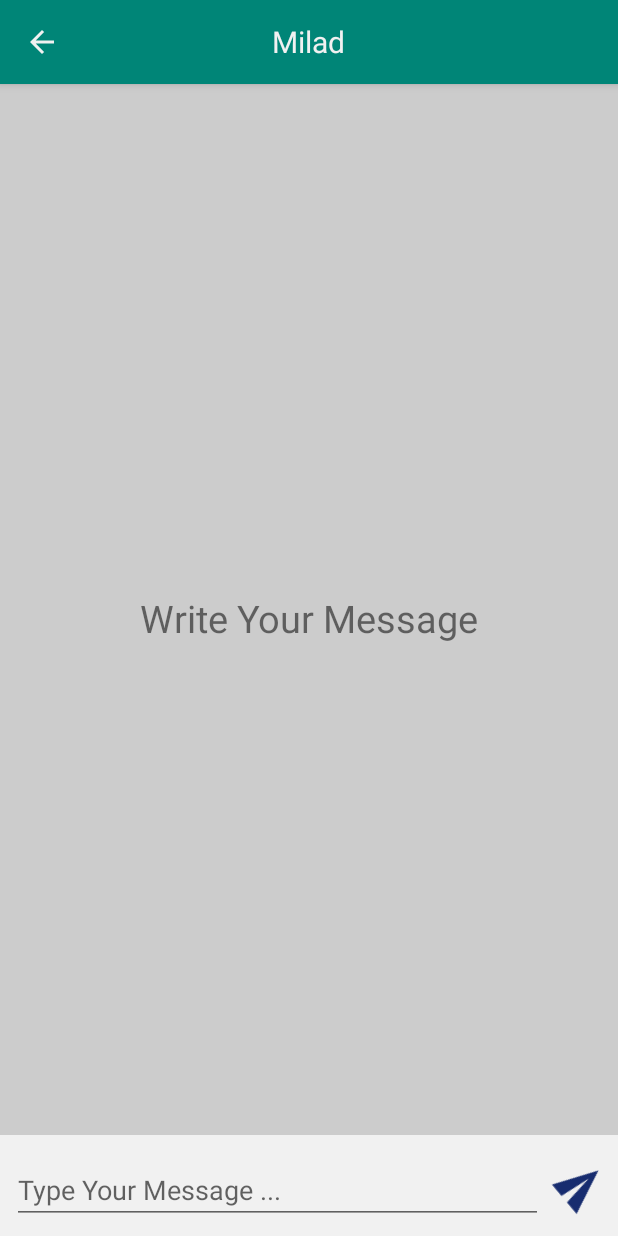
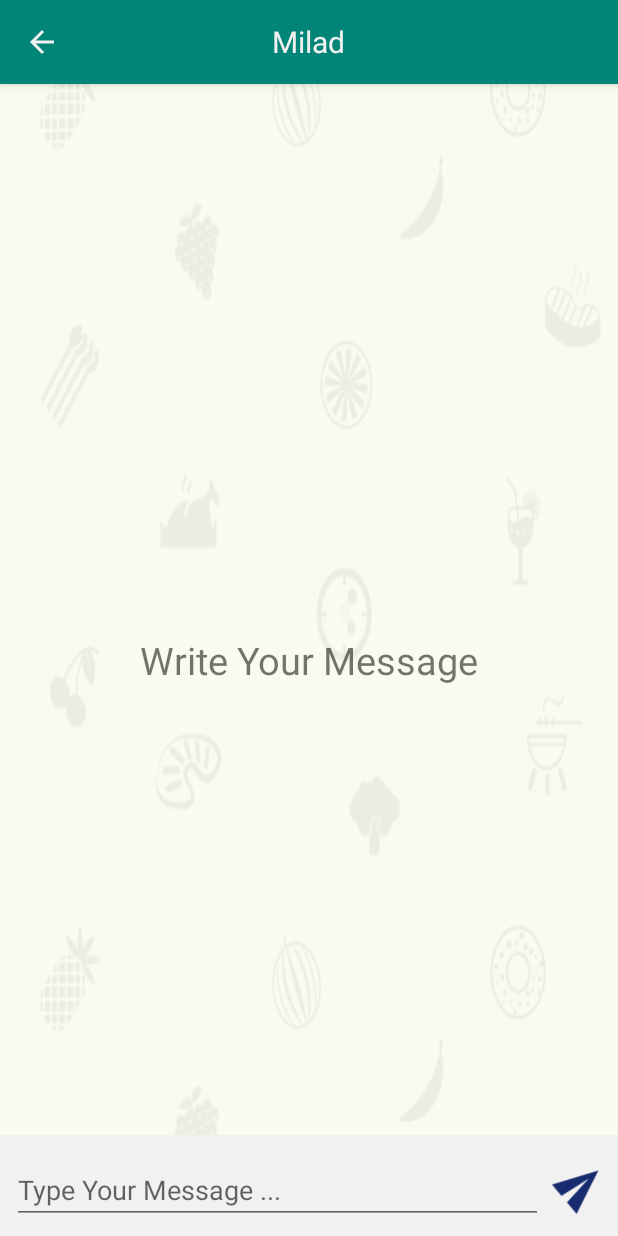
Before and after one commit to miladrajabi/Season5, an Android app: the screen it shows after launch (FragmentActivity), on a phone screen of 412 x 824 dp. Run offline under Robolectric (Android 15) with nearby library versions, the phone set to English and light mode, and no system bars.

Commit message:
Fragment Row 2

```diff
--- /dev/null
+++ b/app/src/main/java/com/example/season5/adapter/ChatPageAdapter.java
@@ -0,0 +1,55 @@
+package com.example.season5.adapter;
+
+import android.support.annotation.NonNull;
+import android.support.v7.widget.RecyclerView;
+import android.view.LayoutInflater;
+import android.view.View;
+import android.view.ViewGroup;
+import android.widget.TextView;
+
+import com.example.season5.R;
+import com.example.season5.app.Application;
+import com.example.season5.objects.ChatPageObject;
+
+import java.util.List;
+
+public class ChatPageAdapter extends RecyclerView.Adapter<ChatPageAdapter.chatPageViewHolder> {
+    List<ChatPageObject> objects;
+
+    public ChatPageAdapter() {
+    }
+
+    public ChatPageAdapter(List<ChatPageObject> objects) {
+        this.objects = objects;
+    }
+
+    @NonNull
+    @Override
+    public chatPageViewHolder onCreateViewHolder(@NonNull ViewGroup viewGroup, int i) {
+        View view = LayoutInflater.from(Application.getContext()).inflate(R.layout.layout_chat_row_me, viewGroup, false);
+
+        return new chatPageViewHolder(view);
+    }
+
+    @Override
+    public void onBindViewHolder(@NonNull chatPageViewHolder chatPageViewHolder, int i) {
+        chatPageViewHolder.txtMsgMe.setText(objects.get(i).getMsg());
+    }
+
+    @Override
+    public int getItemCount() {
+        return objects.size();
+    }
+
+
+    public class chatPageViewHolder extends RecyclerView.ViewHolder {
+
+        TextView txtMsgMe;
+
+        public chatPageViewHolder(@NonNull View itemView) {
+            super(itemView);
+            txtMsgMe = itemView.findViewById(R.id.txtMsgMe);
+
+        }
+    }
+}
--- a/app/src/main/java/com/example/season5/frament/CustomFragment.java
+++ b/app/src/main/java/com/example/season5/frament/CustomFragment.java
@@ -4,20 +4,88 @@ import android.os.Bundle;
 import android.support.annotation.NonNull;
 import android.support.annotation.Nullable;
 import android.support.v4.app.Fragment;
+import android.support.v7.widget.AppCompatEditText;
+import android.support.v7.widget.AppCompatImageView;
+import android.support.v7.widget.AppCompatTextView;
+import android.support.v7.widget.LinearLayoutManager;
+import android.support.v7.widget.RecyclerView;
+import android.text.TextUtils;
 import android.view.LayoutInflater;
 import android.view.View;
 import android.view.ViewGroup;
+import android.view.animation.AnimationUtils;
+import android.view.animation.LayoutAnimationController;
+import android.widget.TextView;
 
 import com.example.season5.R;
+import com.example.season5.adapter.ChatPageAdapter;
+import com.example.season5.objects.ChatPageObject;
 
-public class CustomFragment extends Fragment {
+import java.util.ArrayList;
+import java.util.List;
 
+public class CustomFragment extends Fragment implements View.OnClickListener {
+    AppCompatTextView txtFNoMsg;
+    AppCompatEditText chatEditTxt;
+    TextView chtTitle;
+    AppCompatImageView btnChtBack, imgChtSend;
+    RecyclerView rclCht;
+    ChatPageAdapter adapter;
+    List<ChatPageObject> list = new ArrayList<>();
 
     @Nullable
     @Override
     public View onCreateView(@NonNull LayoutInflater inflater, @Nullable ViewGroup container, @Nullable Bundle savedInstanceState) {
 
         View view = inflater.inflate(R.layout.layout_custom_fragment_row, container, false);
+
+        txtFNoMsg = view.findViewById(R.id.txtFNoMsg);
+        chatEditTxt = view.findViewById(R.id.chatEditTxt);
+        chtTitle = view.findViewById(R.id.chtTitle);
+        btnChtBack = view.findViewById(R.id.btnChtBack);
+        imgChtSend = view.findViewById(R.id.imgChtSend);
+
+        btnChtBack.setOnClickListener(this);
+        imgChtSend.setOnClickListener(this);
+
+
+        adapter = new ChatPageAdapter(list);
+
+        rclCht = view.findViewById(R.id.rclCht);
+        rclCht.setAdapter(adapter);
+        rclCht.setLayoutManager(new LinearLayoutManager(getActivity()));
+        rclCht.setLayoutAnimation(new LayoutAnimationController(AnimationUtils.loadAnimation(getActivity(), android.R.anim.slide_in_left)));
+
         return view;
     }
+
+    @Override
+    public void onClick(View v) {
+        switch (v.getId()) {
+            case R.id.btnChtBack: {
+                getActivity().finish();
+                return;
+            }
+            case R.id.imgChtSend: {
+                sendMessage();
+                break;
+            }
+
+
+        }
+    }
+
+    private void sendMessage() {
+        if (TextUtils.isEmpty(chatEditTxt.getText().toString())) {
+            return; // or break, continue, throw
+        }
+        txtFNoMsg.setVisibility(View.GONE);
+        ChatPageObject object = new ChatPageObject();
+        object.setMsg(chatEditTxt.getText().toString());
+        list.add(object);
+        adapter.notifyDataSetChanged();
+        chatEditTxt.setText("");
+        //txtFNoMsg.setText("");
+
+    }
 }
--- a/app/src/main/res/layout/layout_custom_fragment_row.xml
+++ b/app/src/main/res/layout/layout_custom_fragment_row.xml
@@ -3,7 +3,7 @@
     xmlns:app="http://schemas.android.com/apk/res-auto"
     android:layout_width="match_parent"
     android:layout_height="match_parent"
-    android:background="@color/fragmentColor">
+    android:background="@drawable/bgmessage">
 
     <android.support.design.widget.AppBarLayout
         android:id="@+id/chatAppbar"
@@ -15,6 +15,7 @@
             android:layout_height="match_parent">
 
             <android.support.v7.widget.AppCompatImageView
+                android:id="@+id/btnChtBack"
                 android:layout_width="wrap_content"
                 android:layout_height="match_parent"
                 android:layout_marginLeft="@dimen/dp8"
@@ -24,6 +25,7 @@
                 app:srcCompat="@drawable/ic_arrow_back_black_24dp" />
 
             <TextView
+                android:id="@+id/chtTitle"
                 android:layout_width="wrap_content"
                 android:layout_height="wrap_content"
                 android:layout_centerInParent="true"
@@ -36,6 +38,7 @@
     </android.support.design.widget.AppBarLayout>
 
     <android.support.v7.widget.RecyclerView
+        android:id="@+id/rclCht"
         android:layout_width="match_parent"
         android:layout_height="match_parent"
         android:layout_above="@id/lnrFrg"
@@ -45,6 +48,7 @@
         android:id="@+id/txtFNoMsg"
         android:layout_width="match_parent"
         android:layout_height="match_parent"
+        android:layout_below="@+id/chatAppbar"
         android:gravity="center"
         android:text="@string/write_your_message"
         android:textSize="25sp" />
@@ -66,15 +70,16 @@
             android:layout_height="wrap_content"
             android:layout_alignParentStart="true"
             android:layout_alignParentLeft="true"
-            android:layout_toStartOf="@id/imgSend"
-            android:layout_toLeftOf="@id/imgSend"
+            android:layout_toStartOf="@id/imgChtSend"
+            android:layout_toLeftOf="@id/imgChtSend"
             android:layout_weight="0.9"
             android:hint="@string/type_your_message"
             android:inputType="textMultiLine"
+            android:maxLines="5"
             android:paddingTop="@dimen/dp16" />
 
         <android.support.v7.widget.AppCompatImageView
-            android:id="@+id/imgSend"
+            android:id="@+id/imgChtSend"
             android:layout_width="50dp"
             android:layout_height="50dp"
             android:layout_alignParentRight="true"
--- a/app/src/main/res/values/colors.xml
+++ b/app/src/main/res/values/colors.xml
@@ -7,6 +7,7 @@
     <color name="overLay">#77212121</color>
     <color name="songNameColor">#0fd4ed</color>
     <color name="singerNameColor">#d7dbdc</color>
-    <color name="fragmentColor">#CCCCCC</color>
+    <color name="fragmentColor">#99CCCCCC</color>
     <color name="chatSend">#AB2342A5</color>
+    <color name="chatMsgColor">#212121</color>
 </resources>
```
Also changed, not shown: app/src/main/java/com/example/season5/objects/ChatPageObject.java (added, +22 -0 lines), app/src/main/res/layout/layout_chat_row_me.xml (added, +22 -0 lines), app/src/main/res/drawable/bgmessage.png (added).
